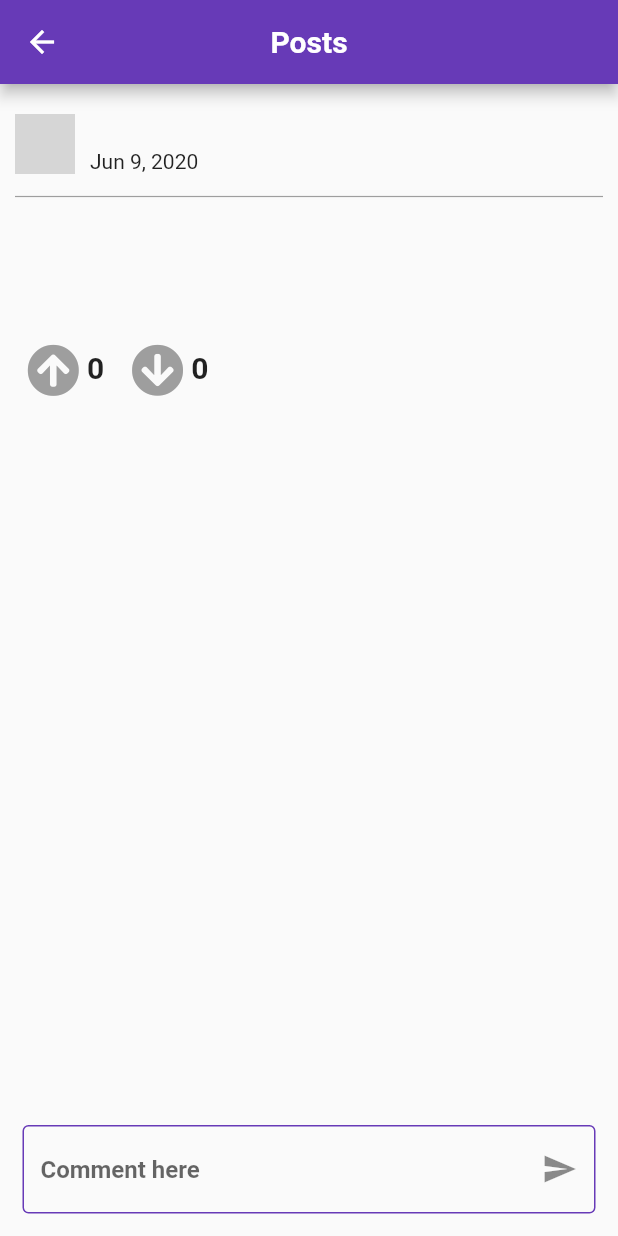
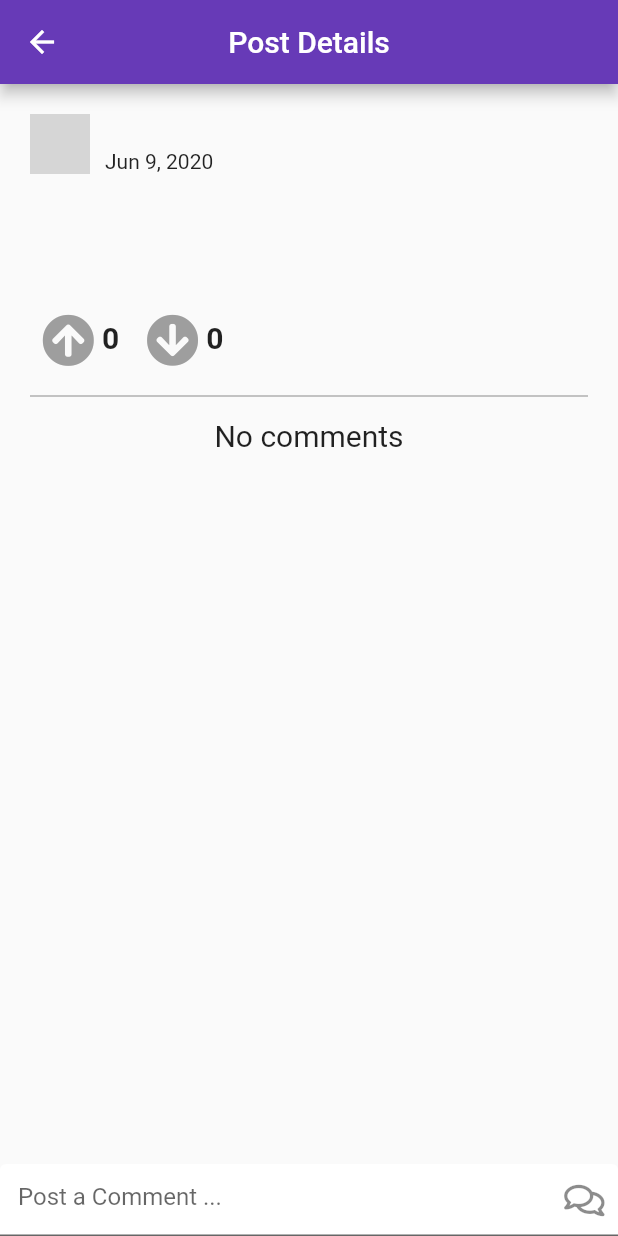
Before and after one commit to SwaroopNandy2109/validate_app, a Flutter app: the ViewPost screen opened directly with empty values, on a phone screen of 412 x 824 dp. Run offline on Flutter 3.47's test engine with Material 2 defaults, Android fonts, the phone set to English and light mode, and no system bars; drawn by our look-alikes of auto_size_text; our stand-ins replace cached_network_image, cloud_firestore, cloud_functions, firebase_auth, firebase_storage, flutter_linkify and 7 more; accounts and stored records are empty; network calls fail; Roboto replaces fonts that are missing (Ubuntu); grey boxes are pictures that could not be loaded.

Commit message:
Post Details page complete....:)

```diff
--- a/lib/tabs/view_post.dart
+++ b/lib/tabs/view_post.dart
@@ -10,7 +10,6 @@ import 'package:google_fonts/google_fonts.dart';
 import 'package:intl/intl.dart';
 import 'package:jiffy/jiffy.dart';
 import 'package:url_launcher/url_launcher.dart';
-import 'package:validatedapp/constants/shared.dart';
 
 class ViewPost extends StatefulWidget {
   final DocumentSnapshot doc;
@@ -34,62 +33,70 @@ class _ViewPostState extends State<ViewPost> {
   Firestore firestore = Firestore.instance;
   List upVotes;
   List downVotes;
-  List<DocumentSnapshot> comments;
+  List<DocumentSnapshot> comments = [];
+  List<List> commentUpVotes = [];
   final String dummyPhotoUrl =
       'https://www.clipartkey.com/mpngs/m/126-1261738_computer-icons-person-login-anonymous-person-icon.png';
+  bool isLoadingComments = false;
 
   _ViewPostState({this.upVotes, this.downVotes});
 
   final commentController = TextEditingController();
 
-//  ScrollController _scrollController = ScrollController();
-  String comment;
-
   @override
   void initState() {
-    comments = [];
+    super.initState();
     getComments();
-    super.initState();
   }
 
   getComments() async {
+    comments = [];
+    commentUpVotes = [];
     QuerySnapshot querySnapshot;
+    setState(() {
+      isLoadingComments = true;
+    });
     querySnapshot = await firestore
         .collection('Posts')
         .document(widget.doc.documentID)
-        .collection('Comments') //gadheeeee
+        .collection('Comments')
         .orderBy('timestamp', descending: true)
         .getDocuments();
-    comments.addAll(querySnapshot.documents); //try printing idhar waitt
+    setState(() {
+      comments.addAll(querySnapshot.documents);
+      comments.forEach((commentDoc) {
+        commentUpVotes.add(commentDoc.data['upVotedBy']);
+      });
+      isLoadingComments = false;
+    });
   }
 
   @override
   Widget build(BuildContext context) {
-    getComments();
     var date = widget.doc["timestamp"].toDate();
     int upVotesCount = upVotes.length;
     int downVotesCount = downVotes.length;
     return Scaffold(
       appBar: AppBar(
-        title: Text(
-          'Posts',
-          style: GoogleFonts.ubuntu(fontWeight: FontWeight.bold),
-        ),
+        title: Text('Post Details'),
         centerTitle: true,
       ),
-      body: Column(
-        // hold on
+      body: SingleChildScrollView(
+        child: Column(
           children: <Widget>[
-          Expanded(
-            child: ListView.builder(
-              itemCount: comments.length + 1,
-              itemBuilder: (context, index) {
-                print(comments.length);
-                comments.forEach((doc) => print(doc.data));
-                if (index == 0) {
+            _buildPostContainer(date, upVotesCount, downVotesCount),
+            _buildCommentsList(),
+            ListTile(),
+          ],
+        ),
+      ),
+      bottomSheet: _buildCommentField(),
+    );
+  }
+
+  _buildPostContainer(DateTime date, int upVotesCount, int downVotesCount) {
     return Container(
-                    padding: EdgeInsets.only(
-                        left: 10, right: 10, bottom: 20, top: 20),
+      margin: EdgeInsets.only(left: 20, right: 20, top: 20),
       child: Column(
         children: <Widget>[
           StreamBuilder<DocumentSnapshot>(
@@ -120,8 +127,7 @@ class _ViewPostState extends State<ViewPost> {
                             : snapshot.data["username"],
                         maxLines: 1,
                         style: GoogleFonts.ubuntu(
-                                          fontSize: 20,
-                                          fontWeight: FontWeight.w800),
+                            fontSize: 20, fontWeight: FontWeight.w800),
                         minFontSize: 10,
                         maxFontSize: 20,
                       ),
@@ -132,10 +138,8 @@ class _ViewPostState extends State<ViewPost> {
               );
             },
           ),
-                        Divider(
-                          height: 30,
-                          thickness: 0.8,
-                          color: Colors.grey,
+          SizedBox(
+            height: 10,
           ),
           Row(
             children: <Widget>[
@@ -181,9 +185,7 @@ class _ViewPostState extends State<ViewPost> {
                   ),
                 )
               : Container(),
-                        widget.doc['link'] != ""
-                            ? SizedBox(height: 15)
-                            : Container(),
+          widget.doc['link'] != "" ? SizedBox(height: 15) : Container(),
           widget.doc['link'] != ""
               ? Row(
                   children: <Widget>[
@@ -197,8 +199,7 @@ class _ViewPostState extends State<ViewPost> {
                         text: widget.doc["link"],
                         overflow: TextOverflow.ellipsis,
                         style: GoogleFonts.ubuntu(
-                                          fontWeight: FontWeight.w700,
-                                          fontSize: 15),
+                            fontWeight: FontWeight.w700, fontSize: 15),
                         maxLines: 2,
                         onOpen: (url) async {
                           try {
@@ -231,11 +232,8 @@ class _ViewPostState extends State<ViewPost> {
                       }
                     });
                     await CloudFunctions.instance
-                                      .getHttpsCallable(
-                                          functionName: 'upVotePost')
-                                      .call(<String, dynamic>{
-                                    'id': widget.doc.documentID
-                                  });
+                        .getHttpsCallable(functionName: 'upVotePost')
+                        .call(<String, dynamic>{'id': widget.doc.documentID});
                   }),
               Text(NumberFormat.compact().format(upVotesCount),
                   style: GoogleFonts.ubuntu(
@@ -259,91 +257,141 @@ class _ViewPostState extends State<ViewPost> {
                       }
                     });
                     await CloudFunctions.instance
-                                      .getHttpsCallable(
-                                          functionName: 'downVotePost')
-                                      .call(<String, dynamic>{
-                                    'id': widget.doc.documentID
-                                  });
+                        .getHttpsCallable(functionName: 'downVotePost')
+                        .call(<String, dynamic>{'id': widget.doc.documentID});
                   }),
               Text(NumberFormat.compact().format(downVotesCount),
                   style: GoogleFonts.ubuntu(
                       fontSize: 20, fontWeight: FontWeight.w600)),
             ],
           ),
-                      ],
-                    ),
-                  );
-                } else
-                  return comments.length == 0
-                      ? Expanded(child: Text('No comments'))
-                      : Expanded(
-                          child: StreamBuilder<DocumentSnapshot>(
-                            stream: Firestore.instance
-                                .collection('Users')
-                                .document(comments[index]["commentAuthor"])
-                                .snapshots(),
-                            builder: (context, snapshot) {
-                              return ListTile(
-                                leading: CircleAvatar(
-                                  backgroundImage: CachedNetworkImageProvider(
-                                      snapshot.hasData
-                                          ? dummyPhotoUrl
-                                          : '${snapshot.data["photoUrl"]}'),
-                                ),
-                                title: Text(snapshot.hasData
-                                    ? 'Loading...'
-                                    : '${snapshot.data["username"]}'),
-                                subtitle: Text(comments[index]["comment"]),
-                                trailing: Row(
-                                  children: <Widget>[
-                                    IconButton(
-                                        onPressed: () {},
-                                        icon: Icon(Icons.mode_edit)),
-                                    IconButton(
-                                        icon: Icon(
-                                            FontAwesomeIcons.arrowAltCircleUp),
-                                        onPressed: () {
-                                          //upvote functionality
-                                        }),
-                                  ],
-                                ),
-                              );
-                            },
-                          ),
-                        );
-              }, // itemBuilder
-            ),
-          ),
-          Padding(
-            padding: const EdgeInsets.all(15.0),
-            child: Container(
-              alignment: Alignment.bottomCenter,
-              child: TextField(
-                controller: commentController,
-                decoration: textInputDecoration.copyWith(
-                  hintText: 'Comment here',
-                  suffixIcon: IconButton(
-                    icon: Icon(Icons.send),
-                    onPressed: () async {
-                      await CloudFunctions.instance
-                          .getHttpsCallable(functionName: 'addComment')
-                          .call(<String, dynamic>{
-                        'id': widget.doc.documentID,
-                        'comment': commentController.text,
-                      });
-                      setState(() {
-                        comment = commentController.text;
-                      });
-                      commentController.clear();
-                    },
-                  ),
-                  hintStyle: GoogleFonts.ubuntu(fontWeight: FontWeight.w600),
-                ),
-              ),
-            ),
+          Divider(
+            height: 30,
+            thickness: 0.8,
+            color: Colors.grey,
           ),
         ],
       ),
     );
   }
+
+  _buildCommentsList() {
+    return comments.length == 0
+        ? isLoadingComments == false
+            ? Text(
+                'No comments',
+                style: GoogleFonts.ubuntu(fontSize: 20),
+              )
+            : Center(child: CircularProgressIndicator())
+        : ListView.separated(
+            shrinkWrap: true,
+            physics: NeverScrollableScrollPhysics(),
+            itemCount: comments.length,
+            itemBuilder: (context, index) {
+              return StreamBuilder<DocumentSnapshot>(
+                  stream: Firestore.instance
+                      .collection('Users')
+                      .document(comments[index].data["commentAuthor"])
+                      .snapshots(),
+                  builder: (context, snapshot) {
+                    return ListTile(
+                      leading: CircleAvatar(
+                        backgroundColor: Colors.grey,
+                        backgroundImage: CachedNetworkImageProvider(
+                            snapshot.hasData &&
+                                    snapshot.data["photoUrl"] != "" &&
+                                    snapshot.data["photoUrl"] != null
+                                ? snapshot.data["photoUrl"]
+                                : dummyPhotoUrl),
+                      ),
+                      title: Text(
+                          snapshot.hasData && snapshot.data["username"] != ""
+                              ? snapshot.data["username"]
+                              : 'Loading'),
+                      subtitle: Text(comments[index].data["comment"]),
+                      trailing: Row(
+                        mainAxisSize: MainAxisSize.min,
+                        children: <Widget>[
+                          comments[index].data["commentAuthor"] == widget.uid
+                              ? IconButton(
+                                  icon: Icon(
+                                    FontAwesomeIcons.trash,
+                                    size: 20,
+                                    color: Colors.red,
+                                  ),
+                                  onPressed: () {
+                                    CloudFunctions.instance
+                                        .getHttpsCallable(
+                                            functionName: 'deleteComment')
+                                        .call(<String, dynamic>{
+                                      'id': widget.doc.documentID,
+                                      'commentId': comments[index].documentID,
+                                    });
+                                    setState(() {
+                                      comments.removeAt(index);
+                                    });
+                                  })
+                              : Container(),
+                          IconButton(
+                              icon: Icon(
+                                FontAwesomeIcons.arrowCircleUp,
+                                color:
+                                    commentUpVotes[index].contains(widget.uid)
+                                        ? Colors.green
+                                        : Colors.grey,
+                              ),
+                              onPressed: () {
+                                CloudFunctions.instance
+                                    .getHttpsCallable(
+                                        functionName: 'upVoteComment')
+                                    .call(<String, dynamic>{
+                                  'id': widget.doc.documentID,
+                                  'commentId': comments[index].documentID,
+                                });
+                                setState(() {
+                                  if (commentUpVotes[index]
+                                      .contains(widget.uid)) {
+                                    commentUpVotes[index].remove(widget.uid);
+                                  } else {
+                                    commentUpVotes[index].add(widget.uid);
                                   }
+                                });
+                              }),
+                          Text(NumberFormat.compact()
+                              .format(commentUpVotes[index].length))
+                        ],
+                      ),
+                    );
+                  });
+            },
+            separatorBuilder: (context, index) => Divider(),
+          );
+  }
+
+  _buildCommentField() {
+    return TextField(
+      controller: commentController,
+      decoration: InputDecoration(
+          hintText: 'Post a Comment ...',
+          hintStyle: GoogleFonts.ubuntu(),
+          fillColor: Colors.white,
+          filled: true,
+          suffixIcon: IconButton(
+              icon: Icon(FontAwesomeIcons.comments),
+              onPressed: () async {
+                String comment = commentController.text;
+                commentController.clear();
+                setState(() {
+                  isLoadingComments = true;
+                });
+                await CloudFunctions.instance
+                    .getHttpsCallable(functionName: 'addComment')
+                    .call(<String, dynamic>{
+                  'id': widget.doc.documentID,
+                  'comment': comment,
+                });
+                getComments();
+              })),
+    );
+  }
+}
```
Also changed, not shown: lib/constants/post_container.dart (+10 -7 lines). Lines whose indentation alone changed are shown as unchanged.
